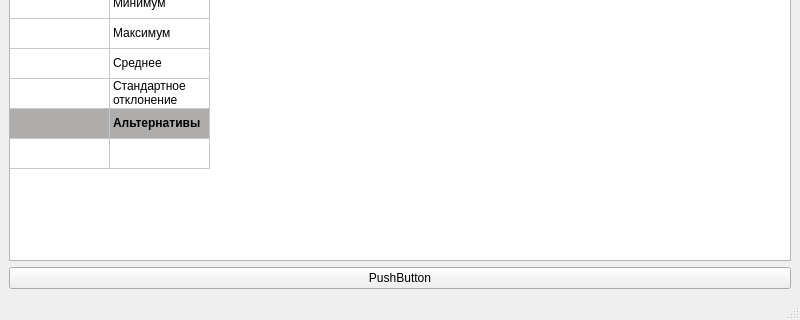
Before: the Qt Designer form mainwindow.ui in marl0vv/PROMETHEEMethodsApp, drawn with Qt 5; both pictures show x 0 to 800 and y 280 to 600 of the 800 by 600 pixel window.
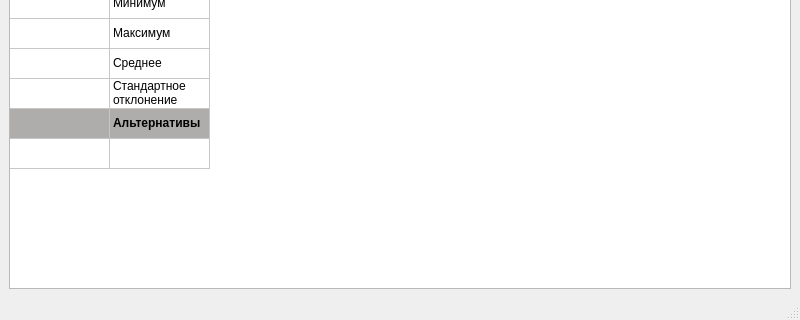
After: the same form once the commit is applied.

```diff
--- a/mainwindow.ui
+++ b/mainwindow.ui
@@ -249,13 +249,6 @@
       </item>
      </widget>
     </item>
-    <item row="1" column="0">
-     <widget class="QPushButton" name="pushButton">
-      <property name="text">
-       <string>PushButton</string>
-      </property>
-     </widget>
-    </item>
    </layout>
   </widget>
   <widget class="QMenuBar" name="menubar">
```
